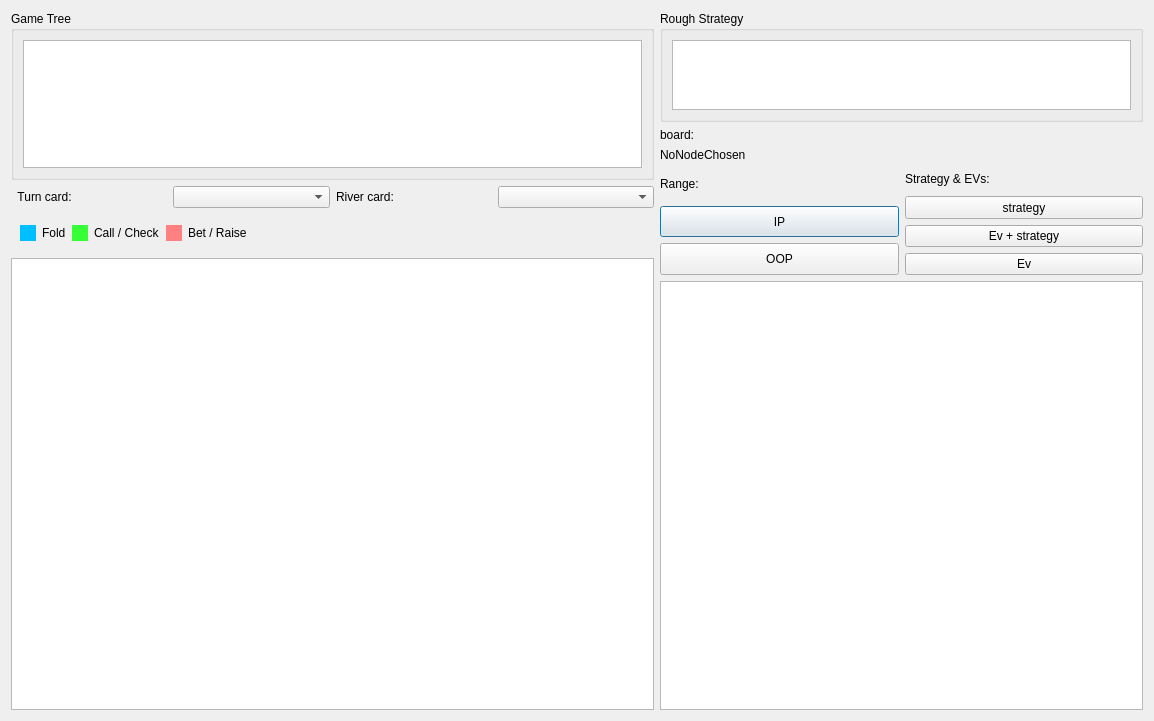
Qt form strategyexplorer.ui (NicolasTu-dev/NicoSolver) before a commit.
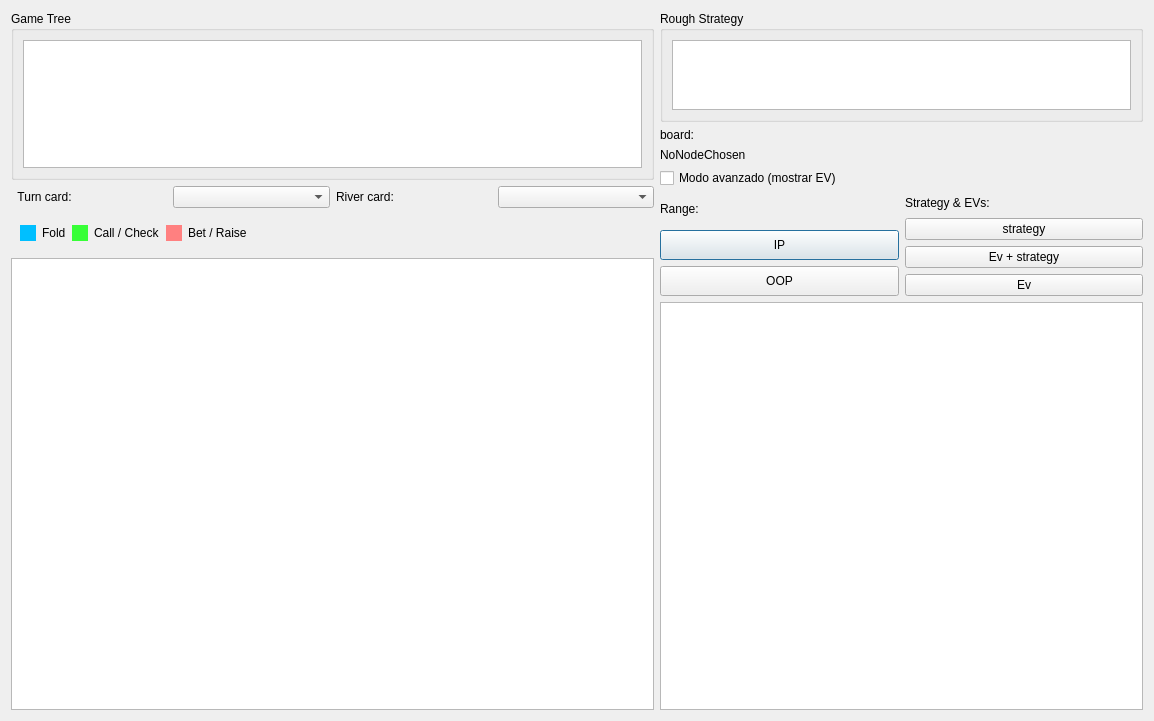
The same form after that commit. Custom widgets are drawn as their Qt base class.

Commit message: Add simple/advanced toggle gating EV detail in the hover tooltip

```diff
--- a/strategyexplorer.ui
+++ b/strategyexplorer.ui
@@ -175,7 +175,7 @@
     </layout>
    </item>
    <item>
-    <layout class="QVBoxLayout" name="verticalLayout_2" stretch="10,2,10,40">
+    <layout class="QVBoxLayout" name="verticalLayout_2" stretch="10,2,0,10,40">
      <item>
       <widget class="QGroupBox" name="groupBox_2">
        <property name="title">
@@ -230,6 +230,16 @@
        </item>
       </layout>
      </item>
+     <item>
+      <widget class="QCheckBox" name="advancedModeCheck">
+       <property name="text">
+        <string>Modo avanzado (mostrar EV)</string>
+       </property>
+       <property name="checked">
+        <bool>false</bool>
+       </property>
+      </widget>
+     </item>
      <item>
       <layout class="QHBoxLayout" name="modeChoseLayout" stretch="1,1">
        <item>
```
The commit also changes 2 other files.
